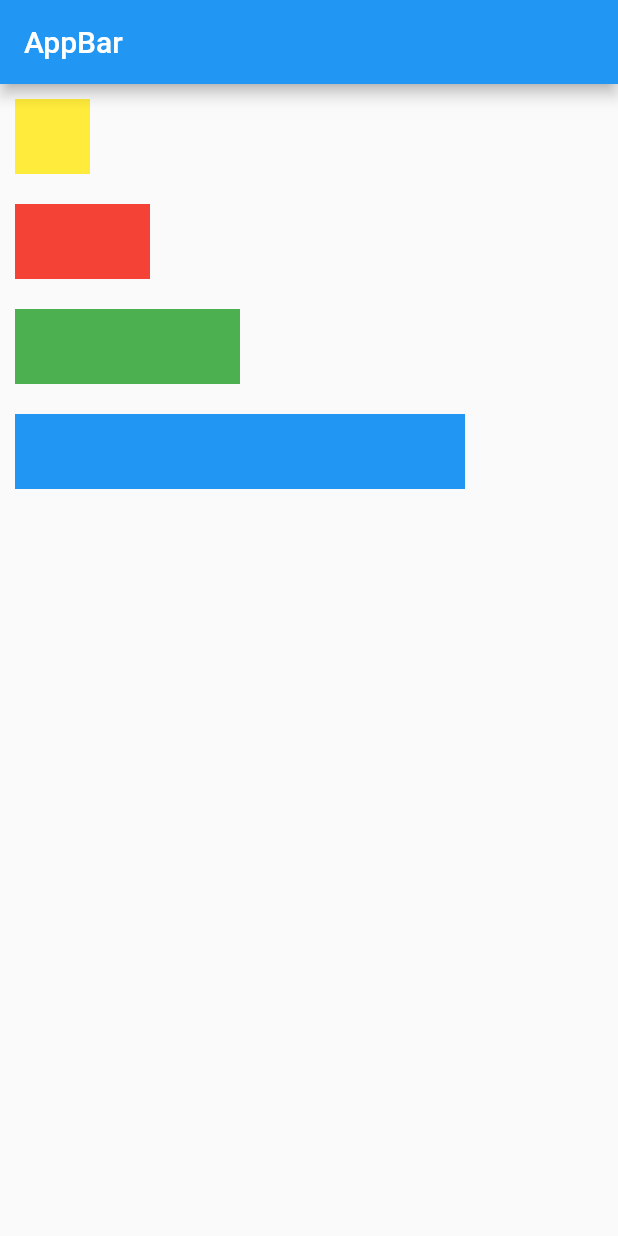
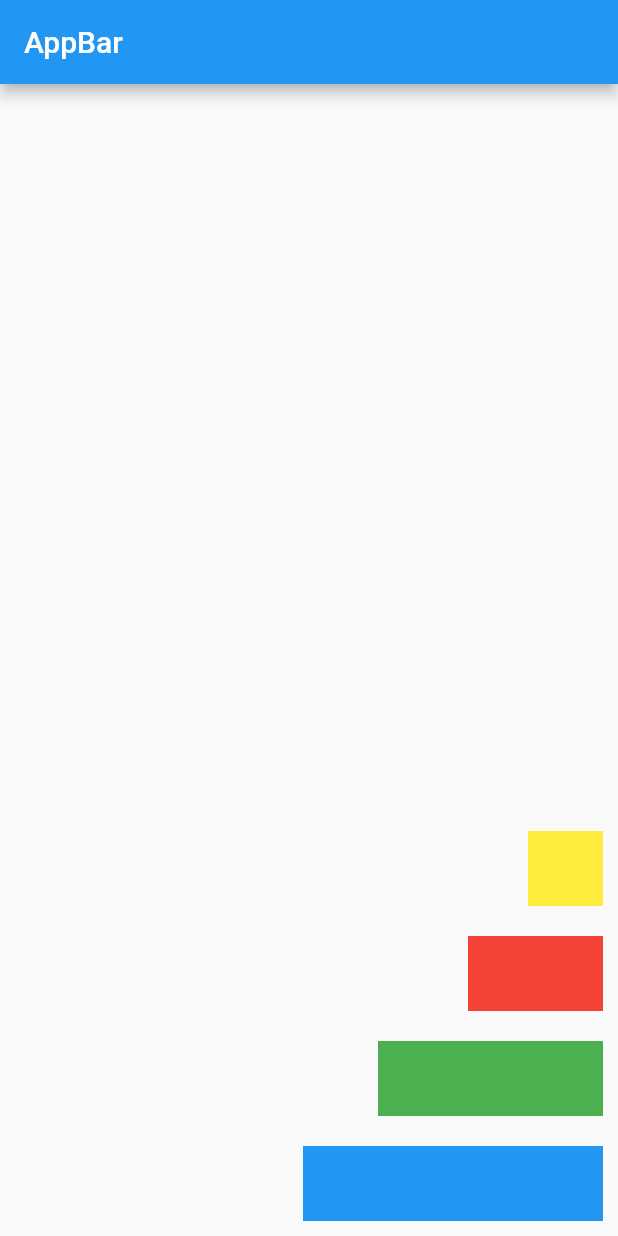
Before and after one commit to leandroheidemann/aula-flutter, a Flutter app: the screen it shows after launch, on a phone screen of 412 x 824 dp. Run offline on Flutter 3.47's test engine with Material 2 defaults, Android fonts, the phone set to English and light mode, and no system bars.

Commit message:
segundo exercício

```diff
--- a/lib/main.dart
+++ b/lib/main.dart
@@ -32,14 +32,20 @@ class _MyAppState extends State<MyApp> {
       debugShowCheckedModeBanner: false,
       home: Scaffold(
         appBar: AppBar(title: const Text("AppBar")),
-        body: Column(
-          crossAxisAlignment:
-              CrossAxisAlignment.start, // Alinha os widgets à esquerda
+        body: Row(
+          mainAxisAlignment: MainAxisAlignment.end,
+          crossAxisAlignment: CrossAxisAlignment.end,
           children: [
-            containerBuild(bgColor: Colors.yellow, w: 50, h: 50),
-            containerBuild(bgColor: Colors.red, w: 90, h: 50),
-            containerBuild(bgColor: Colors.green, w: 150, h: 50),
-            containerBuild(bgColor: Colors.blue, w: 300, h: 50),
+            Column(
+              mainAxisAlignment: MainAxisAlignment.end,
+              crossAxisAlignment: CrossAxisAlignment.end,
+              children: [
+                containerBuild(bgColor: Colors.yellow, w: 50, h: 50),
+                containerBuild(bgColor: Colors.red, w: 90, h: 50),
+                containerBuild(bgColor: Colors.green, w: 150, h: 50),
+                containerBuild(bgColor: Colors.blue, w: 200, h: 50),
+              ],
+            )
           ],
         ),
       ),
```
